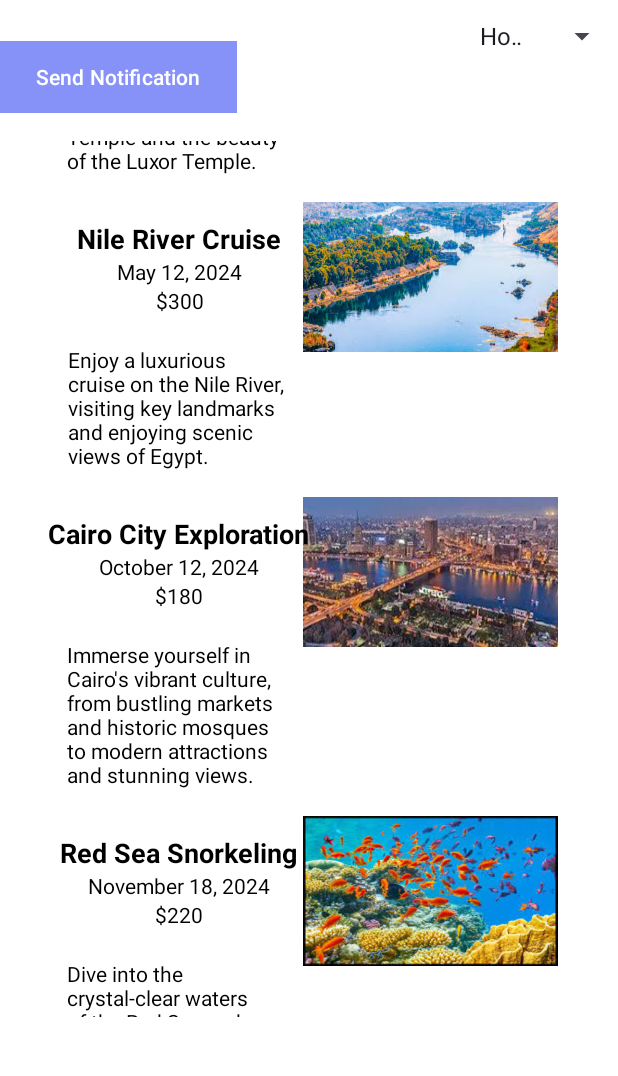
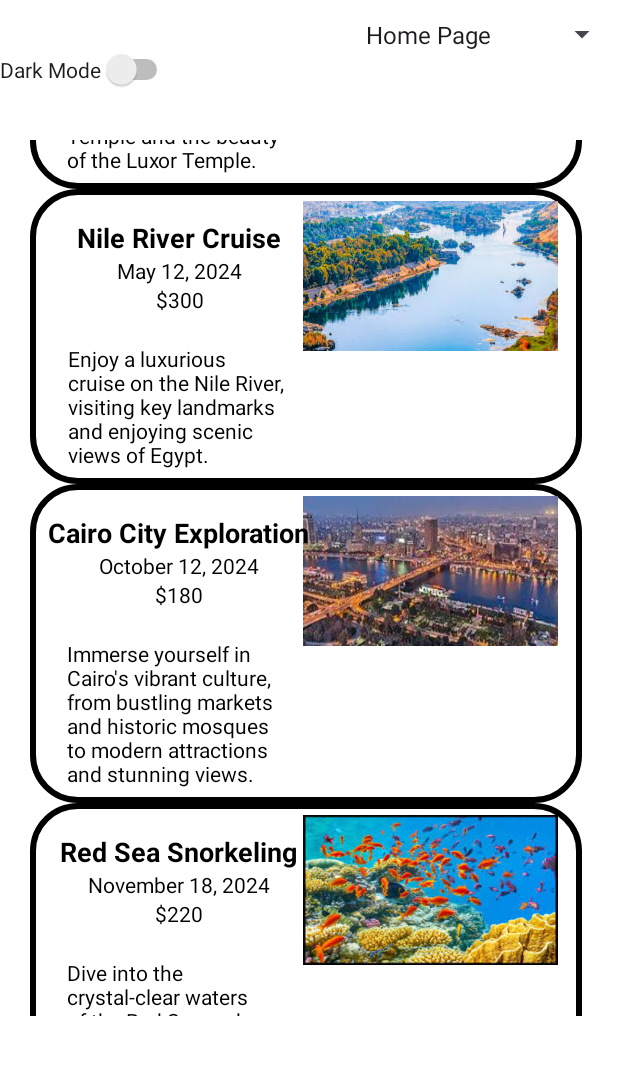
Before and after one commit to Ahmed-Emadeldin-Haggag/Toura, an Android app: the MainActivity screen opened directly, with no data from a screen before it, scrolled down 392 dp, on a phone screen of 412 x 824 dp, the part 150-1226 px from its top. Run offline under Robolectric (Android 15) with nearby library versions, the light colour scheme and no system bars; our stand-ins replace Firebase (no records; nobody signed in at launch, a user with empty details on screens opened directly).

Commit message:
Dark Mode

```diff
--- a/app/build.gradle.kts
+++ b/app/build.gradle.kts
@@ -58,5 +58,7 @@ dependencies {
     implementation("com.google.firebase:firebase-analytics")
     implementation ("androidx.core:core:1.12.0")
     implementation("androidx.cardview:cardview:1.0.0")
+    implementation ("androidx.preference:preference:1.1.1")
+
 
 }
--- a/app/src/main/java/com/example/touraapplication/MainActivity.kt
+++ b/app/src/main/java/com/example/touraapplication/MainActivity.kt
@@ -10,18 +10,22 @@ import android.os.Bundle
 import android.view.View
 import android.widget.AdapterView
 import android.widget.ArrayAdapter
+import android.widget.Switch
 import android.widget.Toast
-import androidx.appcompat.app.AlertDialog
 import androidx.appcompat.app.AppCompatActivity
+import androidx.appcompat.app.AppCompatDelegate
 import androidx.core.app.NotificationCompat
 import androidx.core.app.NotificationManagerCompat
 import androidx.recyclerview.widget.LinearLayoutManager
 import com.example.touraapplication.databinding.HomepageBinding
 import com.google.firebase.auth.FirebaseAuth
+import androidx.appcompat.app.AlertDialog
+import androidx.preference.PreferenceManager
 
 class MainActivity : AppCompatActivity() {
     private lateinit var binding: HomepageBinding
     private lateinit var tourAdapter: MyAdapter
+    private var modeMessage: String = ""
 
     private val touralist = mutableListOf(
         Tour(
@@ -95,6 +99,42 @@ class MainActivity : AppCompatActivity() {
         binding = HomepageBinding.inflate(layoutInflater)
         setContentView(binding.root)
 
+        val darkModeSwitch: Switch = findViewById(R.id.switch_dark_mode)
+
+        // Load saved dark mode preference
+        val preferences = PreferenceManager.getDefaultSharedPreferences(this)
+        val isDarkMode = preferences.getBoolean("dark_mode", false)
+        darkModeSwitch.isChecked = isDarkMode
+
+        // Set the current night mode
+        AppCompatDelegate.setDefaultNightMode(
+            if (isDarkMode) AppCompatDelegate.MODE_NIGHT_YES else AppCompatDelegate.MODE_NIGHT_NO
+        )
+
+        // Listen for changes in the switch
+        darkModeSwitch.setOnCheckedChangeListener { _, isChecked ->
+            // Apply dark or light mode
+            AppCompatDelegate.setDefaultNightMode(
+                if (isChecked) AppCompatDelegate.MODE_NIGHT_YES else AppCompatDelegate.MODE_NIGHT_NO
+            )
+
+            // Save the dark mode preference
+            val editor = preferences.edit()
+            editor.putBoolean("dark_mode", isChecked)
+            editor.apply()
+
+            // Set the mode message based on the switch state
+            modeMessage = if (isChecked) {
+                "Dark Mode Enabled"
+            } else {
+                "Light Mode Enabled"
+            }
+
+            // Send notification with the mode message
+            sendNotification(modeMessage) // Pass the mode message here
+        }
+
+
         createNotificationChannel()
 
         // Set up Spinner
@@ -139,14 +179,13 @@ class MainActivity : AppCompatActivity() {
         }
 
 
+
         // Set up RecyclerView
         tourAdapter = MyAdapter(touralist)
         binding.rvTours.layoutManager = LinearLayoutManager(this)
         binding.rvTours.adapter = tourAdapter
         // Trigger notification on button click (example)
-        binding.notifyButton.setOnClickListener {
-            sendNotification()
-        }
+
     }
 
     private fun createNotificationChannel() {
@@ -165,8 +204,8 @@ class MainActivity : AppCompatActivity() {
         }
     }
 
-    private fun sendNotification() {
-        val channelId = "tour_notifications"
+    private fun sendNotification(modeMessage: String) {
+        val channelId = "mode_notifications"
 
         // Check if the POST_NOTIFICATIONS permission is granted for Android 13+
         if (Build.VERSION.SDK_INT >= Build.VERSION_CODES.TIRAMISU) {
@@ -180,14 +219,16 @@ class MainActivity : AppCompatActivity() {
         val intent = Intent(this, MainActivity::class.java).apply {
             flags = Intent.FLAG_ACTIVITY_NEW_TASK or Intent.FLAG_ACTIVITY_CLEAR_TASK
         }
-        val pendingIntent: PendingIntent = PendingIntent.getActivity(
-            this, 0, intent, PendingIntent.FLAG_IMMUTABLE
-        )
+        val pendingIntent: PendingIntent = if (Build.VERSION.SDK_INT >= Build.VERSION_CODES.M) {
+            PendingIntent.getActivity(this, 0, intent, PendingIntent.FLAG_UPDATE_CURRENT or PendingIntent.FLAG_IMMUTABLE)
+        } else {
+            PendingIntent.getActivity(this, 0, intent, PendingIntent.FLAG_UPDATE_CURRENT)
+        }
 
         val builder = NotificationCompat.Builder(this, channelId)
             .setSmallIcon(android.R.drawable.ic_dialog_info) // Replace with a valid drawable
-            .setContentTitle("Tour Notification")
-            .setContentText("Check out the latest updates on our tours!")
+            .setContentTitle("Mode Changed")
+            .setContentText(modeMessage) // Set the mode message here
             .setPriority(NotificationCompat.PRIORITY_DEFAULT)
             .setContentIntent(pendingIntent)
             .setAutoCancel(true)
@@ -196,6 +237,7 @@ class MainActivity : AppCompatActivity() {
             notify(1, builder.build()) // Unique ID for each notification
         }
     }
+
 
     override fun onRequestPermissionsResult(
         requestCode: Int,
@@ -207,7 +249,7 @@ class MainActivity : AppCompatActivity() {
         if (requestCode == 101) {
             if (grantResults.isNotEmpty() && grantResults[0] == PackageManager.PERMISSION_GRANTED) {
                 // Permission was granted, send the notification
-                sendNotification()
+                sendNotification(modeMessage) // Now passing modeMessage
             } else {
                 // Permission was denied, show a message or handle it
                 Toast.makeText(this, "Notification permission denied", Toast.LENGTH_SHORT).show()
--- a/app/src/main/res/layout/homepage.xml
+++ b/app/src/main/res/layout/homepage.xml
@@ -25,24 +25,20 @@
 
     <Spinner
         android:id="@+id/spinner"
-        android:layout_width="100dp"
-        android:layout_height="48dp"
+        android:layout_width="176dp"
+        android:layout_height="46dp"
         android:entries="@array/spinner_items"
         app:layout_constraintEnd_toEndOf="parent"
         app:layout_constraintTop_toBottomOf="@+id/imageView2" />
 
 
-    <Button
-        android:id="@+id/notifyButton"
+    <Switch
+        android:id="@+id/switch_dark_mode"
         android:layout_width="wrap_content"
         android:layout_height="wrap_content"
-        android:layout_marginTop="8dp"
-        android:text="Send Notification"
+        android:text="Dark Mode"
         app:layout_constraintBottom_toTopOf="@+id/rv_tours"
-        app:layout_constraintEnd_toStartOf="@+id/spinner"
-        app:layout_constraintHorizontal_bias="0.0"
         app:layout_constraintStart_toStartOf="parent"
-        style="@style/BUTTON"
         app:layout_constraintTop_toBottomOf="@+id/imageView2" />
 
     <ImageView
--- a/app/src/main/res/layout/rv_touras_items.xml
+++ b/app/src/main/res/layout/rv_touras_items.xml
@@ -7,6 +7,7 @@
     android:layout_marginStart="20dp"
     android:layout_marginEnd="20dp"
     style="@style/SCREEN"
+    android:background="@drawable/rounded_rectangle"
     tools:context=".MainActivity">
 
 
```
